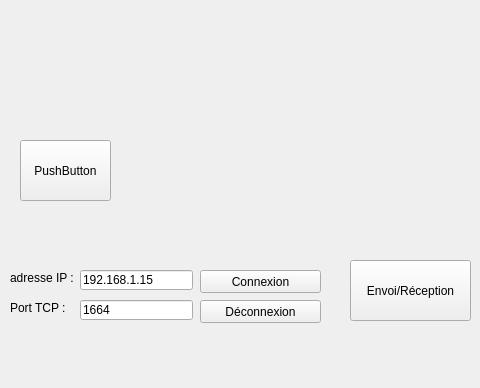
Above: mainwindow.ui from LeGarsQuiAPritLePsuedoMirageTuPeuxRendr/telemetrie-marathon-fr before the change; both pictures show x 0 to 480 and y 487 to 875 of the 1339 by 875 pixel window. Below: the same form after it.
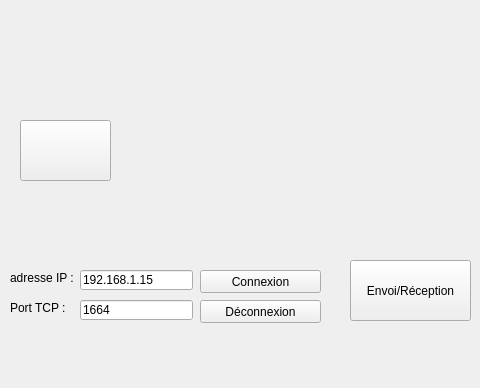
That is the form after the change.

Commit message: Carte qui change en mod google map trop stylé

```diff
--- a/mainwindow.ui
+++ b/mainwindow.ui
@@ -336,13 +336,25 @@
     <property name="geometry">
      <rect>
       <x>20</x>
-      <y>610</y>
+      <y>590</y>
       <width>91</width>
       <height>61</height>
      </rect>
     </property>
     <property name="text">
-     <string>PushButton</string>
+     <string/>
+    </property>
+    <property name="iconSize">
+     <size>
+      <width>32</width>
+      <height>32</height>
+     </size>
+    </property>
+    <property name="autoDefault">
+     <bool>false</bool>
+    </property>
+    <property name="default">
+     <bool>false</bool>
     </property>
    </widget>
    <zorder>label_1</zorder>
```
Left out of the diff: 2 changed lines with no effect on the pictures. The commit also changes 2 other files.
